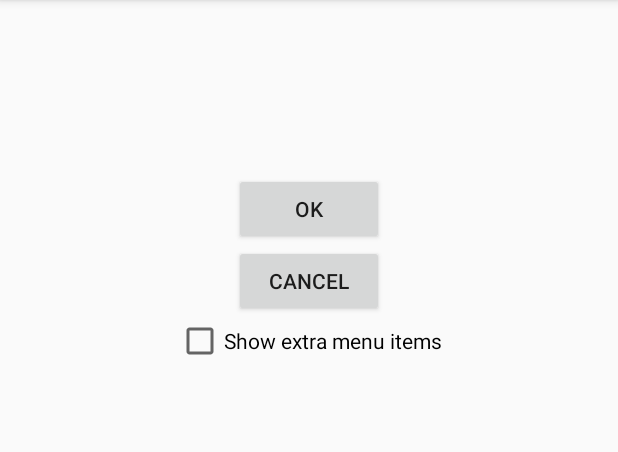
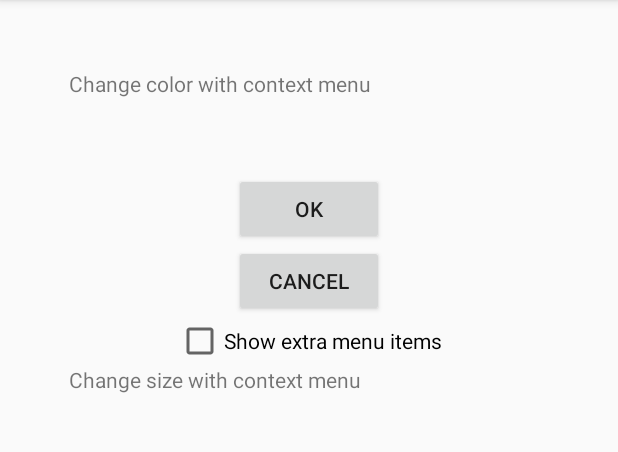
Before and after one commit to MiG-Kharkov/StartAndroidLessons, an Android app: the screen it shows after launch (MainActivity), on a phone screen of 412 x 824 dp, the part 84-536 px from its top. Run offline under Robolectric (Android 15) with nearby library versions, the phone set to English and light mode, and no system bars.

Commit message:
Context Menu, lesson 15

```diff
--- a/app/src/main/res/layout/activity_main.xml
+++ b/app/src/main/res/layout/activity_main.xml
@@ -2,6 +2,7 @@
     xmlns:tools="http://schemas.android.com/tools"
     android:layout_width="match_parent"
     android:layout_height="match_parent"
+    android:contextClickable="false"
     android:paddingBottom="@dimen/activity_vertical_margin"
     android:paddingLeft="@dimen/activity_horizontal_margin"
     android:paddingRight="@dimen/activity_horizontal_margin"
@@ -20,7 +21,8 @@
             android:layout_width="match_parent"
             android:layout_height="wrap_content"
             android:layout_gravity="center_horizontal"
-            android:layout_marginBottom="50dp" />
+            android:layout_marginBottom="50dp"
+            android:text="Change color with context menu" />
 
         <Button
             android:id="@+id/btnOK"
@@ -43,5 +45,14 @@
             android:layout_gravity="center_horizontal"
             android:text="Show extra menu items" />
 
+        <TextView
+            android:id="@+id/tvSize"
+            android:layout_width="match_parent"
+            android:layout_height="wrap_content"
+            android:layout_gravity="center_horizontal"
+            android:layout_marginBottom="50dp"
+            android:contextClickable="false"
+            android:text="Change size with context menu" />
+
     </LinearLayout>
 </LinearLayout>
```
Also changed, not shown: app/src/main/java/ua/com/webtuning/logandmess/MainActivity.java (+64 -0 lines).
